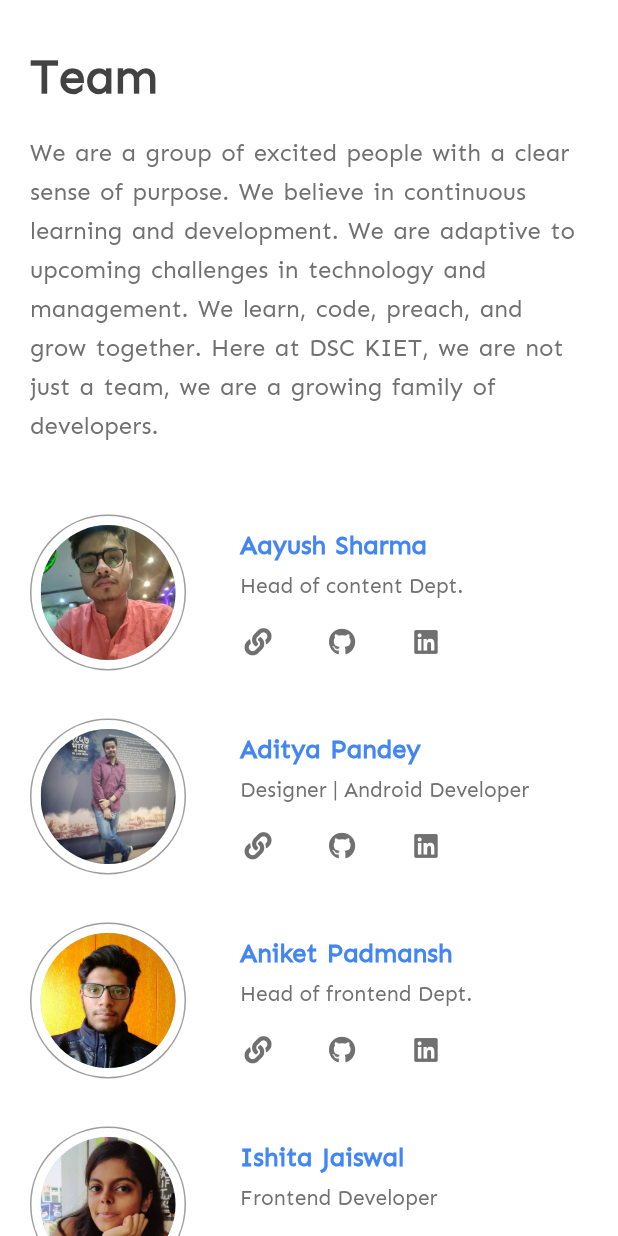
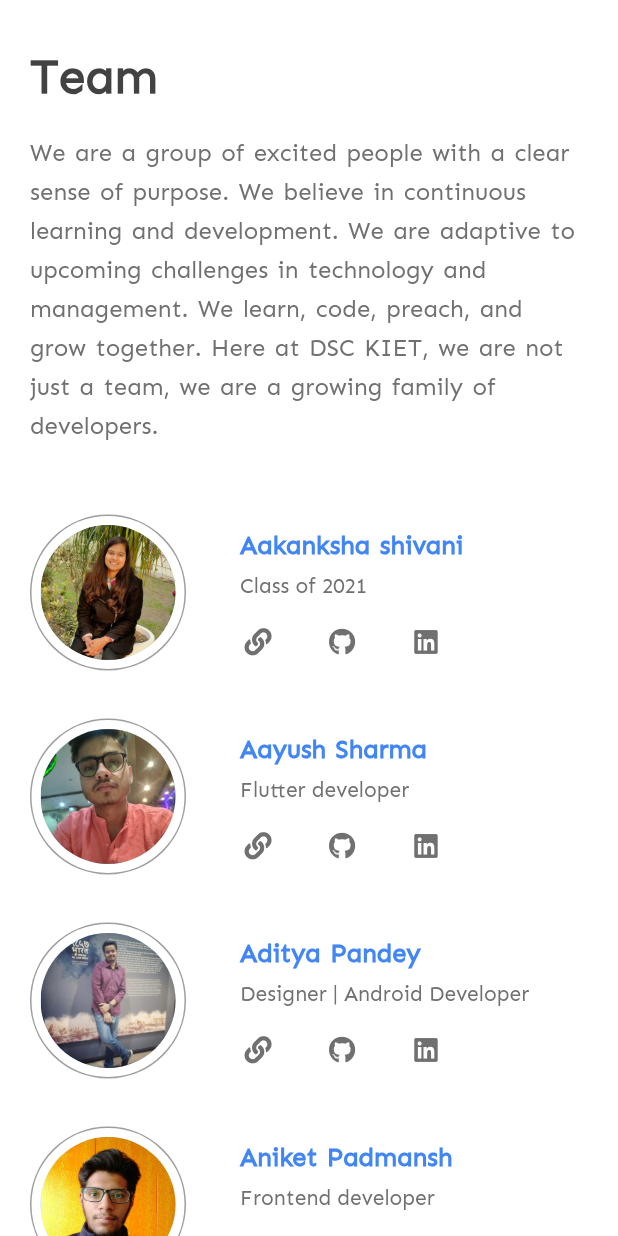
Before and after one commit to dsckiet/DSC-KIET-APP, a Flutter app: the TeamScreen widget shown alone on an empty page, opened directly, on a phone screen of 412 x 824 dp. Run offline on Flutter 3.47's test engine with Material 2 defaults, Android fonts, the light colour scheme and no system bars; our stand-ins replace bloc, cached_network_image, curved_navigation_bar, firebase_core, firebase_messaging, flutter_bloc and 5 more; accounts and stored records are empty.

Commit message:
updated app version

```diff
--- a/lib/screens/team_screen.dart
+++ b/lib/screens/team_screen.dart
@@ -20,10 +20,7 @@ class _TeamScreenState extends State<TeamScreen> {
   ImageProvider teamImage = AssetImage('assets/images/team.png');
 
   // String _value = domains[0];
-  List<Map<String, dynamic>> teamMembers =
-      List.from(team.where((element) => element['alumni'] == false));
-  List<Map<String, dynamic>> alumniMembers =
-      List.from(team.where((element) => element['alumni'] == true));
+  List<Map<String, dynamic>> teamMembers = List.from(team);
 
   @override
   Widget build(BuildContext context) {
@@ -53,16 +50,6 @@ class _TeamScreenState extends State<TeamScreen> {
               (e) => TeamMemberPanel(data: e, i: team.indexOf(e)),
             ),
             Padding(padding: EdgeInsets.only(top: 20)),
-            Padding(padding: EdgeInsets.only(top: 16)),
-            Text(
-              'Our Alumni',
-              style: heading(context),
-            ),
-            Padding(padding: EdgeInsets.only(top: 16)),
-            ...alumniMembers.map(
-              (e) => TeamMemberPanel(data: e, i: team.indexOf(e)),
-            ),
-            Padding(padding: EdgeInsets.only(top: 32)),
           ],
         ),
       ),
--- a/lib/services/data/team.dart
+++ b/lib/services/data/team.dart
@@ -7,9 +7,8 @@ List<Map<String, dynamic>> team = [
     "domain": "Flutter",
     "other_url": "https://twitter.com/akkushivani",
     "dob": "5/15/1998",
-    "role": "Former head of Flutter Dept.",
+    "role": "Class of 2021",
     "image": "assets/images/aakanksha_shivani.JPG",
-    "alumni": true,
   },
   {
     "name": "Aayush Sharma",
@@ -19,9 +18,8 @@ List<Map<String, dynamic>> team = [
     "domain": "Flutter",
     "other_url": "https://codeforces.com/profile/Ayush_b58",
     "dob": "5/29/2000",
-    "role": "Head of content Dept.",
+    "role": "Flutter developer",
     "image": "assets/images/Aayush_Sharma.jpg",
-    "alumni": false,
   },
   {
     "name": "Aditya Pandey",
@@ -33,7 +31,6 @@ List<Map<String, dynamic>> team = [
     "dob": "12/14/1999",
     "role": "Designer | Android Developer",
     "image": "assets/images/aditya_pandey.jpg",
-    "alumni": false,
   },
   {
     "name": "Aniket Padmansh",
@@ -43,9 +40,8 @@ List<Map<String, dynamic>> team = [
     "domain": "Web",
     "other_url": "https://www.hackerrank.com/padmansh_20",
     "dob": "1/20/2002",
-    "role": "Head of frontend Dept.",
+    "role": "Frontend developer",
     "image": "assets/images/Aniket_Padmansh.jpg",
-    "alumni": false,
   },
   {
     "name": "Anshul Gupta",
@@ -55,9 +51,8 @@ List<Map<String, dynamic>> team = [
     "domain": "Android",
     "other_url": "http://anshul1507.tech/",
     "dob": "7/15/1999",
-    "role": "Former head of Android Dept.",
+    "role": "Class of 2021",
     "image": "assets/images/anshul_gupta.jpg",
-    "alumni": true,
   },
   {
     "name": "Ishita Jaiswal",
@@ -69,7 +64,6 @@ List<Map<String, dynamic>> team = [
     "dob": "3/4/2000",
     "role": "Frontend Developer",
     "image": "assets/images/ishita_jaiswal.jpg",
-    "alumni": false,
   },
   {
     "name": "Lakshay Kumar",
@@ -79,9 +73,8 @@ List<Map<String, dynamic>> team = [
     "domain": "ML",
     "other_url": "https://www.stopstalk.com/user/profile/lakshaykumar0510",
     "dob": "5/10/2001",
-    "role": "Head of competitive Programming.",
+    "role": "Competitive Programmer",
     "image": "assets/images/Lakshay_Kumar.jpg",
-    "alumni": false,
   },
   {
     "name": "Mayank Shakya",
@@ -91,9 +84,8 @@ List<Map<String, dynamic>> team = [
     "domain": "Web",
     "other_url": "https://twitter.com/mayanksh99",
     "dob": "7/28/1999",
-    "role": "Former DSC Lead | Frontend developer",
+    "role": "Frontend developer",
     "image": "assets/images/mayank_shakya.jpg",
-    "alumni": false,
   },
   {
     "name": "Nidhaan Srivastava",
@@ -103,9 +95,8 @@ List<Map<String, dynamic>> team = [
     "domain": "Web",
     "other_url": "https://www.hackerearth.com/@nidhanranjan",
     "dob": "9/17/2000",
-    "role": "Head of dDesign",
+    "role": "Frontend developer",
     "image": "assets/images/Nidhaan_Srivastava.jpg",
-    "alumni": false,
   },
   {
     "name": "Priyanshu Sharma",
@@ -115,9 +106,8 @@ List<Map<String, dynamic>> team = [
     "domain": "Web",
     "other_url": "https://www.hackerrank.com/priyanshus_edu",
     "dob": "12/20/2001",
-    "role": "DSC lead | Backend Developer",
+    "role": "Lead",
     "image": "assets/images/priyanshu_sharma.jpg",
-    "alumni": false,
   },
   {
     "name": "Ritik Srivastava",
@@ -129,7 +119,6 @@ List<Map<String, dynamic>> team = [
     "dob": "9/11/2000",
     "role": "Head of Projects",
     "image": "assets/images/ritik_srivastava.jpeg",
-    "alumni": false,
   },
   {
     "name": "Rohan Mehta",
@@ -139,9 +128,8 @@ List<Map<String, dynamic>> team = [
     "domain": "Web",
     "other_url": "https://rhnmht30.dev",
     "dob": "12/30/1997",
-    "role": "Former head of Tech",
+    "role": "Class of 2021",
     "image": "assets/images/rohan_mehta.jpg",
-    "alumni": true,
   },
   {
     "name": "Satyam Sharma",
@@ -151,9 +139,8 @@ List<Map<String, dynamic>> team = [
     "domain": "Flutter",
     "other_url": "https://www.hackerrank.com/satyamx64?hr_r=1",
     "dob": "7/12/2001",
-    "role": "Head of flutter Dept.",
+    "role": "Flutter developer",
     "image": "assets/images/satyam_sharma.jpg",
-    "alumni": false,
   },
   {
     "name": "Shashank Jaitly",
@@ -165,7 +152,6 @@ List<Map<String, dynamic>> team = [
     "dob": "9/16/1998",
     "role": "Content Creator | Developer",
     "image": "assets/images/shashank_jaitly.jpg",
-    "alumni": false,
   },
   {
     "name": "Shubham Singh",
@@ -175,9 +161,8 @@ List<Map<String, dynamic>> team = [
     "domain": "Flutter",
     "other_url": "https://twitter.com/shubham100ev",
     "dob": "11/10/1998",
-    "role": "Former head of Design | Flutter Developer",
+    "role": "Head of Design | Flutter Developer",
     "image": "assets/images/shubham_singh.jpg",
-    "alumni": false,
   },
   {
     "name": "Vidit Jha",
@@ -187,9 +172,8 @@ List<Map<String, dynamic>> team = [
     "domain": "Android",
     "other_url": "https://www.stopstalk.com/user/profile/jhavidit",
     "dob": "10/28/2000",
-    "role": "Head of Android Dept.",
+    "role": "Android Developer",
     "image": "assets/images/vidit_jha.jpg",
-    "alumni": false,
   },
   {
     "name": "Aakash Goel",
@@ -199,9 +183,8 @@ List<Map<String, dynamic>> team = [
     "domain": "Web",
     "other_url": "https://goelaakash79.github.io/",
     "dob": "3/4/1998",
-    "role": "Class of 2020 | Founder of DSC KIET",
+    "role": "Class of 2020",
     "image": "assets/images/aakash_goel.jpg",
-    "alumni": true,
   },
   {
     "name": "Ritwick Bhargav",
@@ -214,7 +197,6 @@ List<Map<String, dynamic>> team = [
     "dob": "1/28/1999",
     "role": "Class of 2020",
     "image": "assets/images/ritwick_bhargav.jpeg",
-    "alumni": true,
   },
   {
     "name": "Shubham Goswami",
@@ -226,7 +208,6 @@ List<Map<String, dynamic>> team = [
     "dob": "1/7/1998",
     "role": "Class of 2020",
     "image": "assets/images/shubham_goswami.jpg",
-    "alumni": true,
   },
   {
     "name": "Shreeyanshi Gupta",
@@ -238,6 +219,5 @@ List<Map<String, dynamic>> team = [
     "dob": "11/21/1997",
     "role": "Class of 2020",
     "image": "assets/images/shreeyanshi_gupta.jpeg",
-    "alumni": true,
   }
 ];
--- a/pubspec.yaml
+++ b/pubspec.yaml
@@ -1,7 +1,7 @@
 name: dsckiet
 description: Mobile application for dsc kiet
 publish_to: 'none'
-version: 1.0.0+4
+version: 2.0.0+0
 
 
 environment:
```
